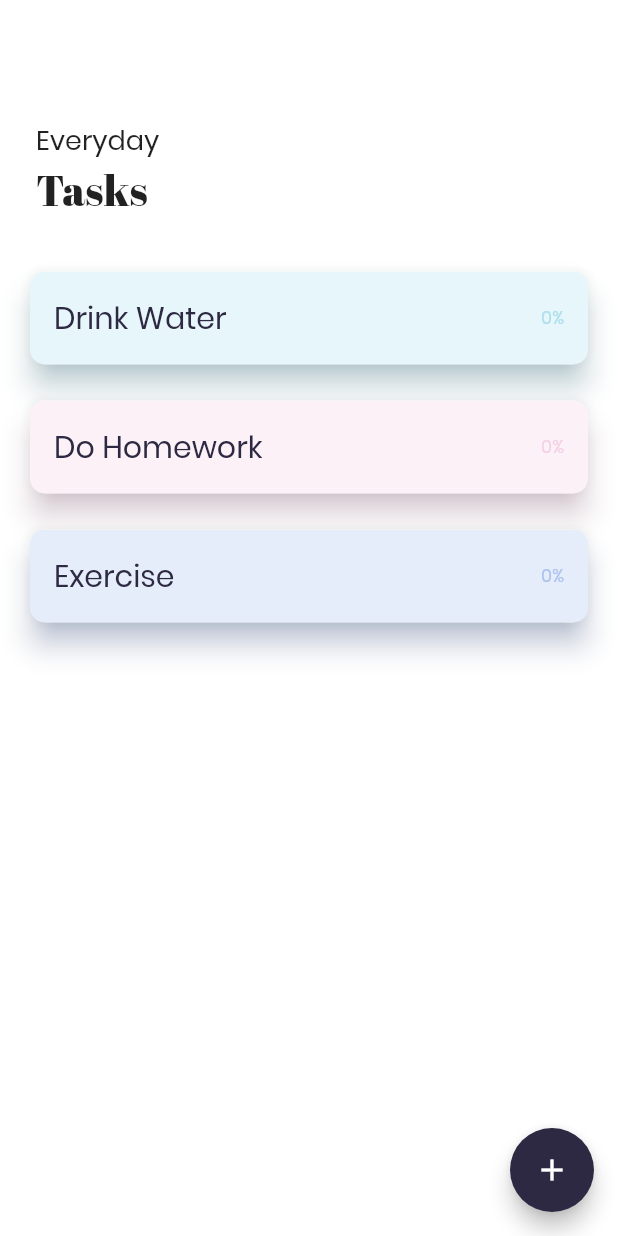
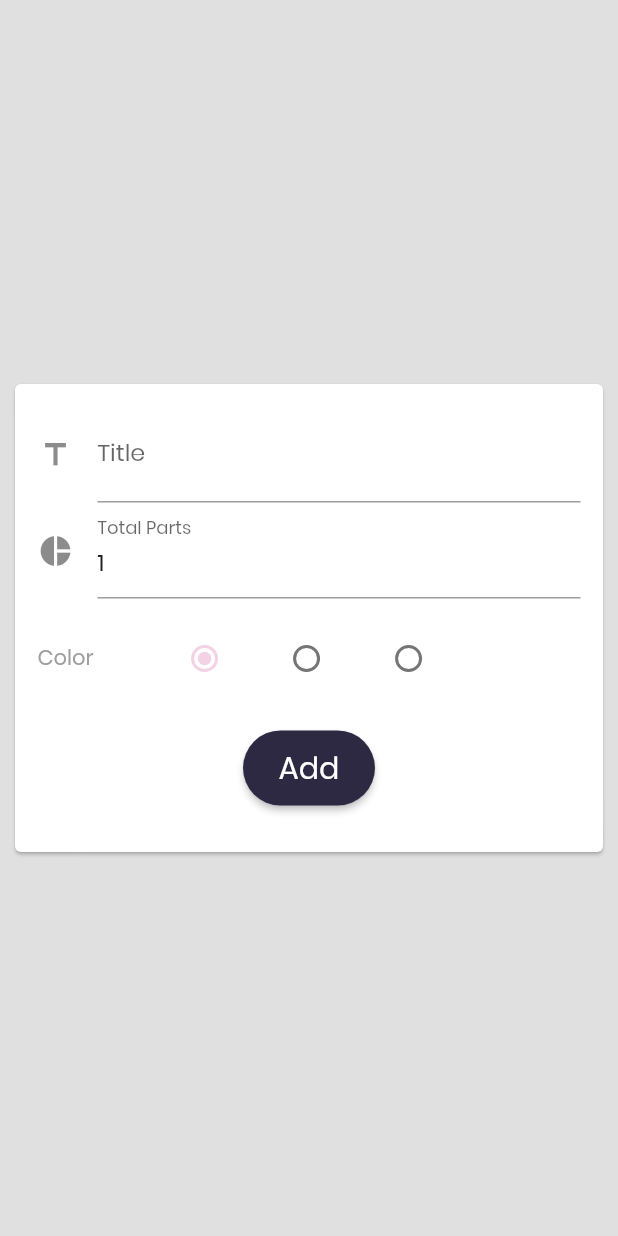
Before and after one commit to malihanan/Tasks, a Flutter app: the screen it shows after launch, after a tap on the "add" icon, on a phone screen of 412 x 824 dp. Run offline on Flutter 3.47's test engine with Material 2 defaults, Android fonts, the phone set to English and light mode, and no system bars.

Commit message:
Added add task page

```diff
--- /dev/null
+++ b/lib/addTask.dart
@@ -0,0 +1,171 @@
+import 'package:flutter/cupertino.dart';
+import 'package:flutter/material.dart';
+import 'package:tasks/task.dart';
+import 'package:tasks/listTasks.dart';
+
+import 'colors.dart';
+
+class AddTask extends StatefulWidget {
+  @override
+  State<StatefulWidget> createState() {
+    return AddTaskState();
+  }
+}
+
+class AddTaskState extends State<AddTask> {
+  Task task = new Task();
+  int _radioValue = 0;
+
+  void _handleRadioValueChange(int value) {
+    setState(() {
+      _radioValue = value;
+
+      switch (_radioValue) {
+        case 0:
+          task.color = CustomColors.pink;
+          break;
+        case 1:
+          task.color = CustomColors.blue;
+          break;
+        case 2:
+          task.color = CustomColors.purple;
+          break;
+      }
+    });
+  }
+
+  final formkey = GlobalKey<FormState>();
+  bool _autoValidate = false;
+
+  @override
+  Widget build(BuildContext context) {
+    return new Scaffold(
+      body: new Container(
+        color: Colors.grey[300],
+        child: Center(
+          child: new Card(
+              color: Colors.white,
+              margin: EdgeInsets.all(10.0),
+              child: Form(
+                key: formkey,
+                autovalidate: _autoValidate,
+                child: Padding(
+                  padding: EdgeInsets.all(15.0),
+                  child: SingleChildScrollView(
+                    child: Column(
+                      children: <Widget>[
+                        TextFormField(
+                          decoration: new InputDecoration(
+                            icon: Icon(Icons.title),
+                            hintText: 'task title here..',
+                            labelText: 'Title',
+                          ),
+                          onSaved: (String value) {
+                            this.task.title = value;
+                          },
+                          validator: (value) {
+                            return value.isEmpty
+                                ? 'Task title cannot be empty'
+                                : null;
+                          },
+                        ),
+                        TextFormField(
+                          keyboardType: TextInputType.number,
+                          initialValue: '1',
+                          decoration: new InputDecoration(
+                            icon: Icon(Icons.pie_chart),
+                            hintText: 'No. of parts here...',
+                            labelText: 'Total Parts',
+                          ),
+                          onSaved: (String value) {
+                            this.task.parts = int.parse(value);
+                          },
+                          validator: (value) {
+                            return value.isEmpty
+                                ? 'Parts cannot be empty'
+                                : null;
+                          },
+                        ),
+                        Padding(
+                          padding: const EdgeInsets.only(top: 16.0),
+                          child: Row(
+                            children: <Widget>[
+                              Text(
+                                'Color',
+                                style: TextStyle(
+                                  color: Colors.grey,
+                                ),
+                              ),
+                              SizedBox(width: 50),
+                              Row(
+                                mainAxisAlignment:
+                                    MainAxisAlignment.spaceAround,
+                                children: [
+                                  Radio(
+                                    value: 0,
+                                    groupValue: _radioValue,
+                                    onChanged: _handleRadioValueChange,
+                                    activeColor: CustomColors.pink,
+                                  ),
+                                  SizedBox(width: 20),
+                                  Radio(
+                                    value: 1,
+                                    groupValue: _radioValue,
+                                    onChanged: _handleRadioValueChange,
+                                    activeColor: CustomColors.blue,
+                                  ),
+                                  SizedBox(width: 20),
+                                  Radio(
+                                    value: 2,
+                                    groupValue: _radioValue,
+                                    onChanged: _handleRadioValueChange,
+                                    activeColor: CustomColors.purple,
+                                  ),
+                                ],
+                              )
+                            ],
+                          ),
+                        ),
+                        Padding(padding: EdgeInsets.all(12.0)),
+                        RaisedButton(
+                          shape: RoundedRectangleBorder(
+                            borderRadius: BorderRadius.circular(40),
+                          ),
+                          color: Theme.of(context).accentColor,
+                          textColor: Colors.white,
+                          disabledColor: Colors.grey,
+                          disabledTextColor: Colors.black,
+                          padding: EdgeInsets.symmetric(
+                            horizontal: 20.0,
+                            vertical: 10.0,
+                          ),
+                          onPressed: () {
+                            if (formkey.currentState.validate()) {
+                              formkey.currentState.save();
+                              print(task.title);
+                              print(task.parts.toString());
+                              print(task.color.toString());
+                              tasks.add(task);
+                              Navigator.of(context).pop(this);
+                            } else {
+                              _autoValidate = true;
+                            }
+                          },
+                          child: Text(
+                            "Add",
+                            style: TextStyle(fontSize: 20.0),
+                          ),
+                        ),
+                        SizedBox(
+                          height: 16,
+                        )
+                      ],
+                    ),
+                  ),
+                ),
+              )),
+        ),
+      ),
+    );
+  }
+}
--- a/lib/listTasks.dart
+++ b/lib/listTasks.dart
@@ -56,7 +56,6 @@ class _ListTasksState extends State<ListTasks> {
       child: Card(
         //borderRadius: BorderRadius.all(Radius.circular(15)),
         elevation: 8,
-        shadowColor: task.color,
         shape: RoundedRectangleBorder(
           borderRadius: BorderRadius.all(
             Radius.circular(10),
--- a/lib/main.dart
+++ b/lib/main.dart
@@ -1,6 +1,7 @@
 import 'package:flutter/material.dart';
 import 'package:tasks/colors.dart';
 
+import 'addTask.dart';
 import 'listTasks.dart';
 
 void main() => runApp(MyApp());
@@ -37,26 +38,20 @@ class _MyHomePageState extends State<MyHomePage> {
           padding: const EdgeInsets.all(16.0),
           child: Text(
             '',
-            // style: TextStyle(
-            //   letterSpacing: 2,
-            //   color: Theme.of(context).accentColor,
-            // ),
           ),
         ),
       ),
       body: ListTasks(),
-      // ClipRRect(
-      //   borderRadius: BorderRadius.only(
-      //     topLeft: Radius.circular(50),
-      //     topRight: Radius.circular(50),
-      //   ),
-      //   child: Container(
-      //     color: Colors.grey[100],
-      //     child: ListTasks(),
-      //   ),
-      // ),
       floatingActionButton: FloatingActionButton(
-        onPressed: () {},
+        onPressed: () {
+          Navigator.of(context).push(
+            MaterialPageRoute(
+              builder: (context) {
+                return AddTask();
+              },
+            ),
+          );
+        },
         child: Icon(Icons.add),
       ),
     );
```
Also changed, not shown: pubspec.lock.
